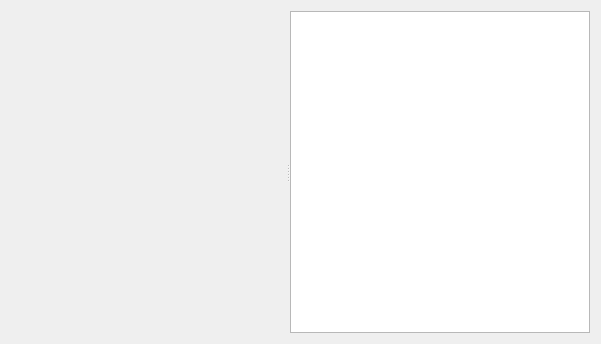
Qt form mainwidget.ui (belab/widgetTo3dTexture) before a commit.
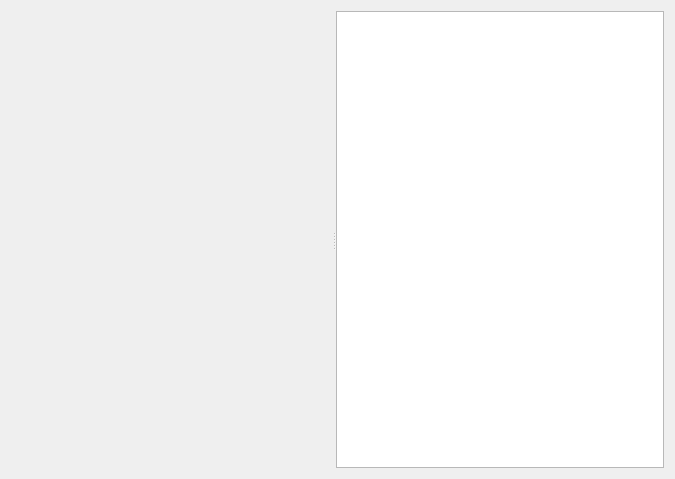
The same form after that commit. Custom widgets are drawn as their Qt base class.

Commit message: test with webkit widget and flash

```diff
--- a/mainwidget.ui
+++ b/mainwidget.ui
@@ -6,8 +6,8 @@
    <rect>
     <x>0</x>
     <y>0</y>
-    <width>601</width>
-    <height>344</height>
+    <width>675</width>
+    <height>479</height>
    </rect>
   </property>
   <property name="windowTitle">
```
The commit also changes 3 other files.
